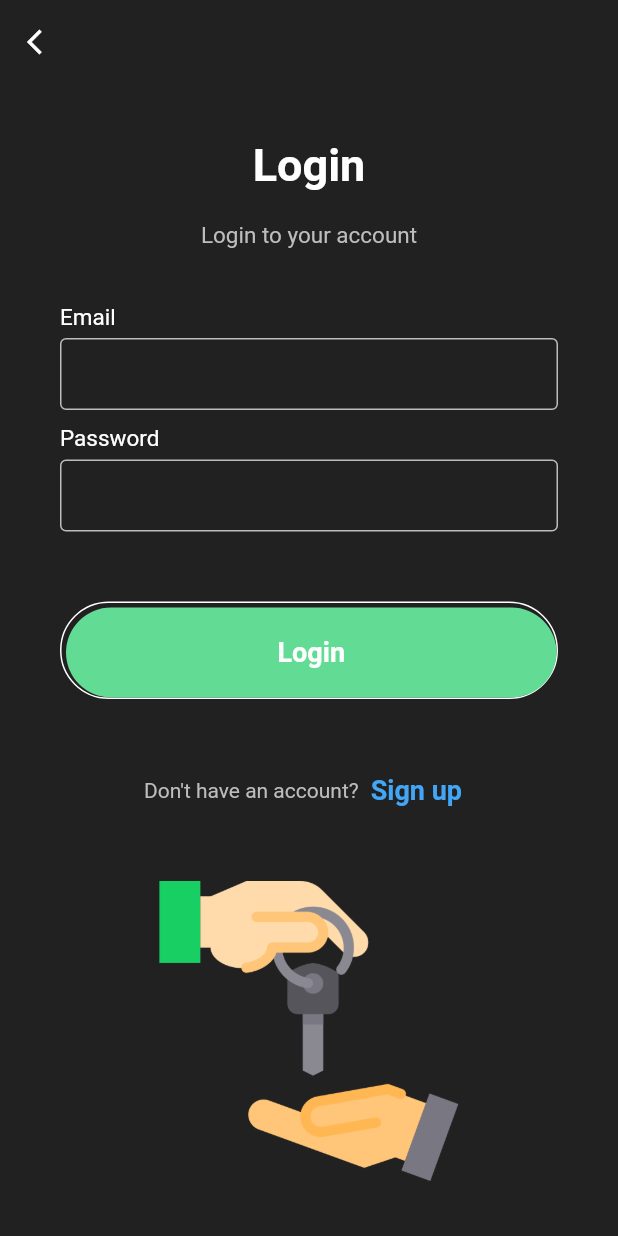
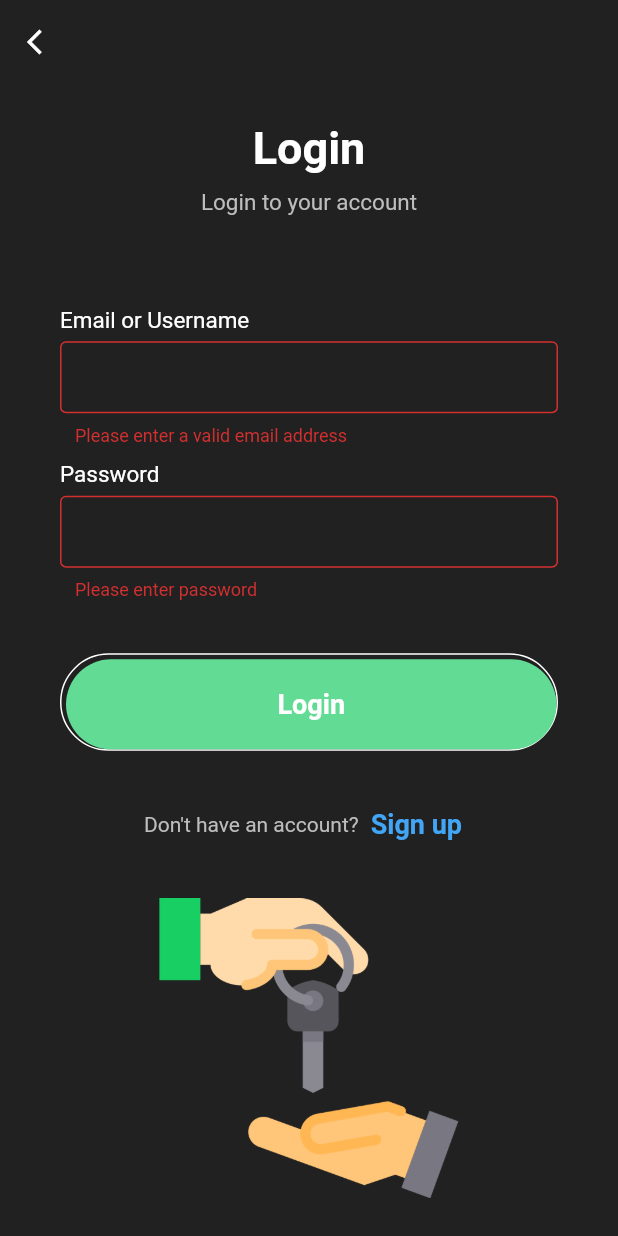
Before and after one commit to tobsqa/RightStonksApp, a Flutter app: the screen it shows after launch, after a tap on "Login", on a phone screen of 412 x 824 dp. Run offline on Flutter 3.47's test engine with Material 2 defaults, Android fonts, the light colour scheme and no system bars; our stand-ins replace firebase_auth, firebase_core, syncfusion_flutter_charts; accounts and stored records are empty.

Commit message:
V 1.20 - Login Screen worked vorerst ohne key sache und connection zum getstarted screen soweit so gut

```diff
--- a/lib/Screens/Authenticate/auth.dart
+++ b/lib/Screens/Authenticate/auth.dart
@@ -1,5 +1,6 @@
 import 'package:flutter/material.dart';
 import 'package:flutter_app/Screens/Authenticate/login.dart';
+import 'package:flutter_app/Screens/Authenticate/signup.dart';
 import 'package:flutter_app/Screens/Authenticate/test.dart';
 import 'package:flutter_app/Screens/Authenticate/startscreen.dart';
 
@@ -11,10 +12,23 @@ class Authenticate extends StatefulWidget {
 }
 
 class _AuthenticateState extends State<Authenticate> {
+
+  bool showSignIn = true;
+
+  void toggleView() {
+    setState(() {
+      showSignIn = !showSignIn;
+    });
+  }
+
+
   @override
   Widget build(BuildContext context) {
-    return Container(
-      child: GetStartedScreen(),
-    );
+    if (showSignIn) {
+      return SignIn(toggleView: toggleView);
+    }
+    else {
+      return SignupPage(toggleView: toggleView);
+    }
   }
 }
--- a/lib/Screens/Authenticate/login.dart
+++ b/lib/Screens/Authenticate/login.dart
@@ -1,10 +1,10 @@
 import 'package:flutter/material.dart';
-import 'package:flutter_app/Screens/Authenticate/signup.dart';
 import 'package:flutter_app/Screens/Authenticate/startscreen.dart';
 import 'package:flutter_app/models/authservice.dart';
 
 class SignIn extends StatefulWidget {
-  const SignIn({Key key}) : super(key: key);
+  final Function toggleView;
+  SignIn({this.toggleView});
 
   @override
   _SignInState createState() => _SignInState();
@@ -12,10 +12,12 @@ class SignIn extends StatefulWidget {
 
 class _SignInState extends State<SignIn> {
   final AuthService _auth = AuthService();
+  final _formKey = GlobalKey<FormState>();
 
   //textfieldstate
   String email = '';
   String password = '';
+  String error = '';
 
   Widget build(BuildContext context) {
     return Scaffold(
@@ -27,7 +29,8 @@ class _SignInState extends State<SignIn> {
         backgroundColor: Colors.grey[900],
         leading: IconButton(
           onPressed: () {
-            Navigator.push(context, MaterialPageRoute(builder: (context) => GetStartedScreen()));
+            Navigator.push(context,
+                MaterialPageRoute(builder: (context) => GetStartedScreen()));
           },
           icon: Icon(
             Icons.arrow_back_ios,
@@ -56,7 +59,7 @@ class _SignInState extends State<SignIn> {
                           color: Colors.white),
                     ),
                     SizedBox(
-                      height: 20,
+                      height: 10,
                     ),
                     Text(
                       "Login to your account",
@@ -64,15 +67,12 @@ class _SignInState extends State<SignIn> {
                     )
                   ],
                 ),
+                SizedBox(
+                  height: 10,
+                ),
                 Padding(
                     padding: EdgeInsets.symmetric(horizontal: 40),
-                  child: Column(
-                    children: <Widget>[
-                      inputFileEmail(label: "Email"),
-                      inputFilePassword(label: "Password", obscureText: true)
-                    ],
-                  ),
-                ),
+                    child: inputFile()),
                 Padding(
                   padding: EdgeInsets.symmetric(horizontal: 40),
                   child: Container(
@@ -89,8 +89,15 @@ class _SignInState extends State<SignIn> {
                       minWidth: double.infinity,
                       height: 60,
                       onPressed: () async {
-                        print(email);
-                        print(password);
+                        if (_formKey.currentState.validate()) {
+                          print('valid');
+                          dynamic result = await _auth.SignInWithEmailAndPassword(email, password);
+                          if (result == null) {
+                            setState(() {
+                              error = 'Could not sign in with those credentials';
+                            });
+                          }
+                        }
                       },
                       color: Color(0xff62dc94),
                       elevation: 0,
@@ -125,7 +132,7 @@ class _SignInState extends State<SignIn> {
                         ),
                       ),
                       onPressed: () {
-                        Navigator.push(context, MaterialPageRoute(builder: (context)=> SignupPage()));
+                        widget.toggleView();
                       },
                     )
                   ],
@@ -148,27 +155,70 @@ class _SignInState extends State<SignIn> {
   }
 
 // we will be creating a widget for text field
-  Widget inputFileEmail({label, obscureText = false}) {
-    return Column(
+  Widget inputFile() {
+    return Form(
+      key: _formKey,
+      child: Column(
         crossAxisAlignment: CrossAxisAlignment.start,
         children: <Widget>[
           Text(
-          label,
+            'Email or Username',
             style: TextStyle(
                 fontSize: 15, fontWeight: FontWeight.w400, color: Colors.white),
           ),
           SizedBox(
             height: 5,
           ),
-        TextField(
+          TextFormField(
+            style: TextStyle(color: Colors.white),
+            validator: (val) =>
+                val.isEmpty ? 'Please enter a valid email address' : null,
             onChanged: (val) {
               setState(() {
                 email = val;
               });
             },
-          obscureText: obscureText,
+            obscureText: false,
             decoration: InputDecoration(
-              contentPadding: EdgeInsets.symmetric(vertical: 0, horizontal: 10),
+                contentPadding:
+                    EdgeInsets.symmetric(vertical: 0, horizontal: 10),
+                enabledBorder: OutlineInputBorder(
+                  borderSide: BorderSide(color: Colors.grey[400]),
+                ),
+                border: OutlineInputBorder(
+                    borderSide: BorderSide(color: Colors.grey[400]))),
+          ),
+          SizedBox(
+            height: 10,
+          ),
+          Text(
+            'Password',
+            style: TextStyle(
+                fontSize: 15, fontWeight: FontWeight.w400, color: Colors.white),
+          ),
+          SizedBox(
+            height: 5,
+          ),
+          TextFormField(
+            style: TextStyle(color: Colors.white),
+            validator: (val) {
+              if (val.isEmpty) {
+                return "Please enter password";
+              } else if (val.length < 6) {
+                return "Password must be at least 6 characters long";
+              } else {
+                return null;
+              }
+            },
+            onChanged: (val) {
+              setState(() {
+                password = val;
+              });
+            },
+            obscureText: true,
+            decoration: InputDecoration(
+                contentPadding:
+                    EdgeInsets.symmetric(vertical: 0, horizontal: 10),
                 enabledBorder: OutlineInputBorder(
                   borderSide: BorderSide(color: Colors.grey[400]),
                 ),
@@ -179,40 +229,7 @@ class _SignInState extends State<SignIn> {
             height: 10,
           )
         ],
-    );
-  }
-
-  Widget inputFilePassword({label, obscureText = false}) {
-    return Column(
-      crossAxisAlignment: CrossAxisAlignment.start,
-      children: <Widget>[
-        Text(
-          label,
-          style: TextStyle(
-              fontSize: 15, fontWeight: FontWeight.w400, color: Colors.white),
       ),
-        SizedBox(
-          height: 5,
-        ),
-        TextField(
-          onChanged: (val) {
-            setState(() {
-              password = val;
-            });
-          },
-          obscureText: obscureText,
-          decoration: InputDecoration(
-              contentPadding: EdgeInsets.symmetric(vertical: 0, horizontal: 10),
-              enabledBorder: OutlineInputBorder(
-                borderSide: BorderSide(color: Colors.grey[400]),
-              ),
-              border: OutlineInputBorder(
-                  borderSide: BorderSide(color: Colors.grey[400]))),
-        ),
-        SizedBox(
-          height: 10,
-        )
-      ],
     );
   }
 }
--- a/lib/main.dart
+++ b/lib/main.dart
@@ -1,5 +1,4 @@
 import 'package:flutter/material.dart';
-import 'package:flutter_app/Screens/screens.dart';
 import 'package:flutter_app/models/authservice.dart';
 import 'package:flutter_app/models/user.dart';
 import 'package:flutter_app/models/wrapper.dart';
--- a/lib/models/authservice.dart
+++ b/lib/models/authservice.dart
@@ -27,6 +27,16 @@ class AuthService {
   }
 
   //sign in with email and pw
+  Future SignInWithEmailAndPassword(String email, String password) async{
+    try{
+      UserCredential result = await _auth.signInWithEmailAndPassword(email: email, password: password);
+      User user = result.user;
+      return _userFromFirebaseUser(user);
+    }catch(e) {
+      print(e.toString());
+      return null;
+    }
+  }
 
   //register with email & pw
   Future registerWithEmailAndPassword(String email, String password) async{
```
Also changed, not shown: lib/Screens/Authenticate/signup.dart (+10 -3 lines), lib/Screens/Authenticate/startscreen.dart (+12 -1 lines). Lines whose indentation alone changed are shown as unchanged.
